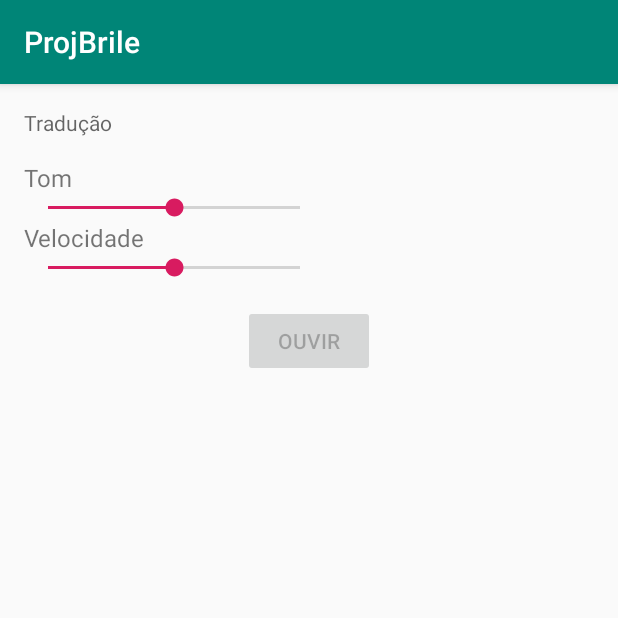
After one commit to MacosPrintes001/ProjBrile, an Android app: the translatedTexActivity screen opened directly, with no data from a screen before it, on a phone screen of 412 x 824 dp, the top half of it. The commit adds this screen. Run offline under Robolectric (Android 15) with nearby library versions, the phone set to English and light mode, and no system bars; 1 statement that could not run was skipped.

Commit message:
Arquivo Tradução Braile

```diff
--- a/app/build.gradle
+++ b/app/build.gradle
@@ -20,10 +20,10 @@ android {
 
 dependencies {
     implementation fileTree(dir: 'libs', include: ['*.jar'])
-    implementation 'androidx.appcompat:appcompat:1.0.2'
+    implementation 'androidx.appcompat:appcompat:1.1.0'
     implementation 'androidx.constraintlayout:constraintlayout:1.1.3'
     implementation project(path: ':openCVLibrary342')
     testImplementation 'junit:junit:4.12'
-    androidTestImplementation 'androidx.test.ext:junit:1.1.0'
-    androidTestImplementation 'androidx.test.espresso:espresso-core:3.1.1'
+    androidTestImplementation 'androidx.test.ext:junit:1.1.1'
+    androidTestImplementation 'androidx.test.espresso:espresso-core:3.2.0'
 }
--- /dev/null
+++ b/app/src/main/java/br/com/ufopaoriximina/projbrile/translatedTexActivity.java
@@ -0,0 +1,84 @@
+package br.com.ufopaoriximina.projbrile;
+
+import android.content.Intent;
+import android.os.Bundle;
+import android.speech.tts.TextToSpeech;
+import android.util.Log;
+import android.view.View;
+import android.widget.Button;
+import android.widget.SeekBar;
+import android.widget.TextView;
+
+import androidx.appcompat.app.AppCompatActivity;
+
+import java.util.ArrayList;
+import java.util.Locale;
+
+public class translatedTexActivity extends AppCompatActivity {
+
+    private TextToSpeech mTTS;
+    private SeekBar mSeekBarPitch;
+    private SeekBar mSeekBarSpeed;
+    private TextView txtTraduced;
+    private Button mButtonSpeak;
+    private String recebeTxt;
+
+    @Override
+    protected void onCreate(final Bundle savedInstanceState) {
+        super.onCreate(savedInstanceState);
+        setContentView(R.layout.activity_translated_tex);
+
+        Intent intentRecebedora = getIntent();
+        Bundle recebeTraducao = intentRecebedora.getExtras();
+        recebeTxt = recebeTraducao.getString("string_texto");
+
+
+        mButtonSpeak = findViewById(R.id.button_speak);
+        mTTS = new TextToSpeech(this, new TextToSpeech.OnInitListener() {
+            @Override
+            public void onInit(int i) {
+                if (i == TextToSpeech.SUCCESS) {
+                    int result = mTTS.setLanguage(Locale.ENGLISH);
+                    if (result == TextToSpeech.LANG_MISSING_DATA || result == TextToSpeech.LANG_NOT_SUPPORTED) {
+                        Log.e("TTS", "Language not supported");
+                    } else {
+                        mButtonSpeak.setEnabled(true);
+                    }
+                } else {
+                    Log.e("TTS", "Initialization failed");
+                }
+            }
+        });
+
+        txtTraduced = findViewById(R.id.textView);
+        txtTraduced.setText(recebeTxt);
+        mSeekBarPitch = findViewById(R.id.seek_bar_pitch);
+        mSeekBarSpeed = findViewById(R.id.seek_bar_speed);
+
+        mButtonSpeak.setOnClickListener(new View.OnClickListener() {
+            @Override
+            public void onClick(View v) {
+                speak();
+            }
+        });
+    }
+
+    private void speak() {
+        String text = txtTraduced.getText().toString();
+        float pitch = (float) mSeekBarPitch.getProgress() / 50;
+        if (pitch < 0.1) pitch = 0.1f;
+        float speed = (float) mSeekBarSpeed.getProgress() / 50;
+        if (speed < 0.1) speed = 0.1f;
+        mTTS.setPitch(pitch);
+        mTTS.setSpeechRate(speed);
+        mTTS.speak(text, TextToSpeech.QUEUE_FLUSH, null);
+    }
+    @Override
+    protected void onDestroy() {
+        if (mTTS != null) {
+            mTTS.stop();
+            mTTS.shutdown();
+        }
+        super.onDestroy();
+    }
+}
--- /dev/null
+++ b/app/src/main/res/layout/activity_translated_tex.xml
@@ -0,0 +1,46 @@
+<?xml version="1.0" encoding="utf-8"?>
+<androidx.appcompat.widget.LinearLayoutCompat xmlns:android="http://schemas.android.com/apk/res/android"
+    xmlns:tools="http://schemas.android.com/tools"
+    android:layout_width="match_parent"
+    android:layout_height="match_parent"
+    android:orientation="vertical"
+    android:padding="16dp"
+    tools:context=".translatedTexActivity">
+
+    <TextView
+        android:id="@+id/textView"
+        android:layout_width="match_parent"
+        android:layout_height="wrap_content"
+        android:layout_marginBottom="16dp"
+        android:hint="Tradução"
+        tools:ignore="HardcodedText" />
+    <TextView
+        android:layout_width="wrap_content"
+        android:layout_height="wrap_content"
+        android:text="Tom"
+        android:textSize="16sp" />
+    <SeekBar
+        android:id="@+id/seek_bar_pitch"
+        android:layout_width="200dp"
+        android:layout_height="wrap_content"
+        android:progress="50" />
+    <TextView
+        android:layout_width="wrap_content"
+        android:layout_height="wrap_content"
+        android:text="Velocidade"
+        android:textSize="16sp" />
+    <SeekBar
+        android:id="@+id/seek_bar_speed"
+        android:layout_width="200dp"
+        android:layout_height="wrap_content"
+        android:layout_marginBottom="16dp"
+        android:progress="50" />
+    <Button
+        android:id="@+id/button_speak"
+        android:layout_width="wrap_content"
+        android:layout_height="wrap_content"
+        android:layout_gravity="center_horizontal"
+        android:enabled="false"
+        android:text="Ouvir" />
+
+</androidx.appcompat.widget.LinearLayoutCompat>
--- a/app/src/main/res/values/strings.xml
+++ b/app/src/main/res/values/strings.xml
@@ -2,4 +2,5 @@
     <string name="app_name">ProjBrile</string>
     <string name="Gallery">Gallery</string>
     <string name="Apply">apply</string>
+    <string name="alertText">ImageView is emprety, pleace select an image</string>
 </resources>
--- /dev/null
+++ b/app/src/main/res/xml/backup_descriptor.xml
@@ -0,0 +1,4 @@
+<?xml version="1.0" encoding="utf-8"?>
+<full-backup-content>
+    <!-- Exclude specific shared preferences that contain GCM registration Id -->
+</full-backup-content>
```
Also changed, not shown: app/src/main/AndroidManifest.xml (+18 -5 lines), app/src/main/java/br/com/ufopaoriximina/projbrile/MainActivity.java (+55 -27 lines), app/src/main/res/layout/activity_main.xml (+21 -8 lines), 16 other files.
